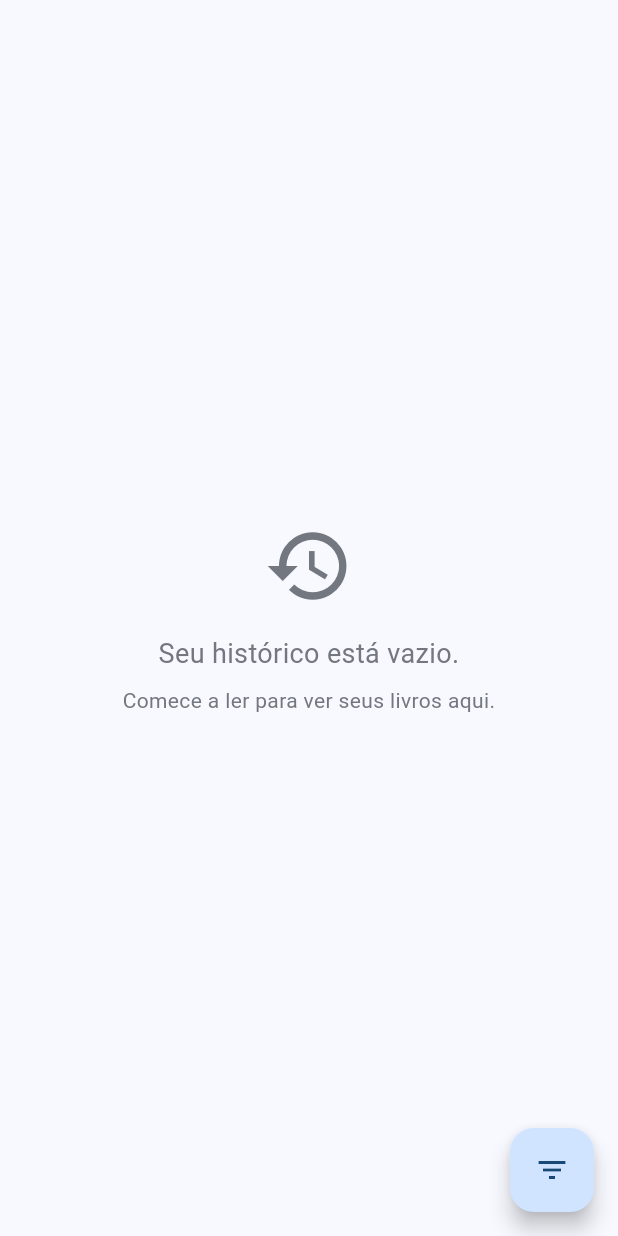
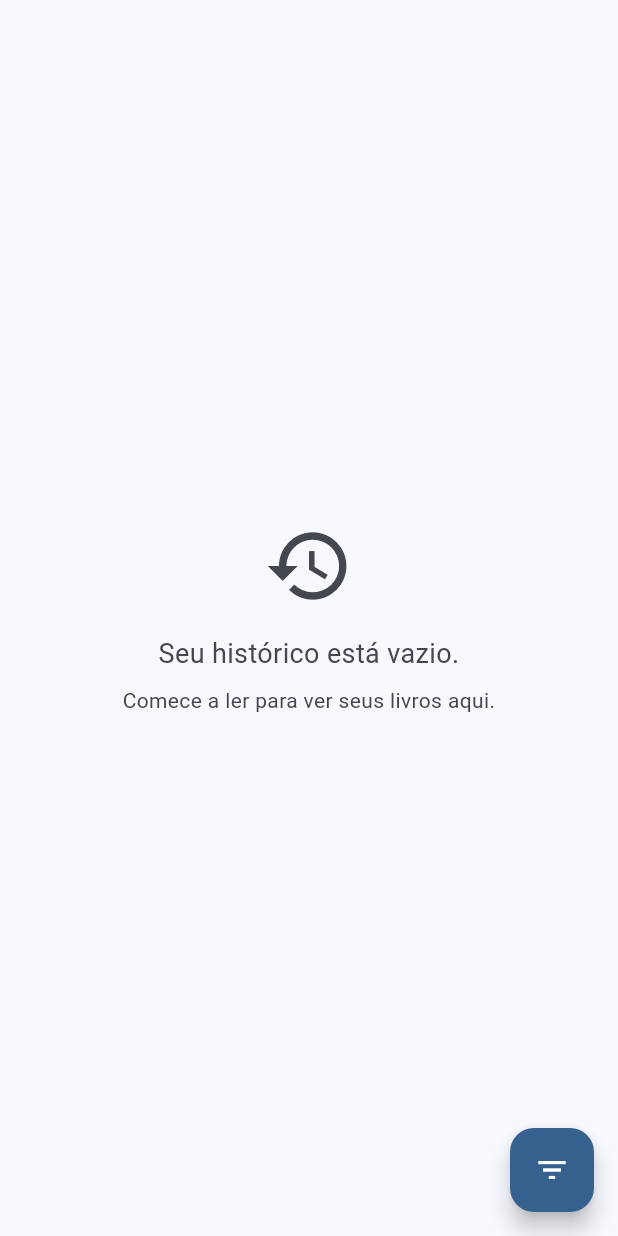
Before and after one commit to Luiz-eduardp/akashic_records, a Flutter app: the HistoryScreen screen opened directly, on a phone screen of 412 x 824 dp. Run offline on Flutter 3.47's test engine with Material 3 defaults, Android fonts, the phone set to English and light mode, and no system bars; our stand-ins replace cached_network_image, cookie_jar, dio, flutter_colorpicker, flutter_html, flutter_markdown and 4 more; accounts and stored records are empty; network calls fail.

Commit message:
refactor(history): improve history screen UI
- Updated SnackBar theme consistency.
- Improved filter dialog UI/UX.
- Added refresh indicator to the body.
- Updated empty state visual appeal.
- Improved theming across the screen.

```diff
--- a/lib/screens/history/history_screen.dart
+++ b/lib/screens/history/history_screen.dart
@@ -68,7 +68,13 @@ class _HistoryScreenState extends State<HistoryScreen> {
 
   void _showErrorSnackBar(BuildContext context, String message) {
     ScaffoldMessenger.of(context).showSnackBar(
-      SnackBar(content: Text(message), backgroundColor: Colors.redAccent),
+      SnackBar(
+        content: Text(
+          message,
+          style: TextStyle(color: Theme.of(context).colorScheme.onError),
+        ),
+        backgroundColor: Theme.of(context).colorScheme.error,
+      ),
     );
   }
 
@@ -172,80 +178,121 @@ class _HistoryScreenState extends State<HistoryScreen> {
 
   @override
   Widget build(BuildContext context) {
+    final theme = Theme.of(context);
     return Scaffold(
-      body: _buildBody(),
-      floatingActionButton: _buildFilterButton(),
+      body: RefreshIndicator(
+        onRefresh: _refreshHistory,
+        backgroundColor: theme.colorScheme.surface,
+        color: theme.colorScheme.primary,
+        child: _buildBody(theme),
+      ),
+      floatingActionButton: _buildFilterButton(theme),
     );
   }
 
-  Widget _buildFilterButton() {
+  Widget _buildFilterButton(ThemeData theme) {
     return FloatingActionButton(
       onPressed: () {
-        _showFilterDialog(context);
+        _showFilterDialog(context, theme);
       },
+      backgroundColor: theme.colorScheme.primary,
+      foregroundColor: theme.colorScheme.onPrimary,
       tooltip: 'Filtrar'.translate,
       child: const Icon(Icons.filter_list),
     );
   }
 
-  void _showFilterDialog(BuildContext context) {
+  void _showFilterDialog(BuildContext context, ThemeData theme) {
     showDialog(
       context: context,
       builder: (BuildContext context) {
         return AlertDialog(
-          title: Text('Filtrar por Novel'.translate),
+          backgroundColor: theme.colorScheme.surface,
+          title: Text(
+            'Filtrar por Novel'.translate,
+            style: TextStyle(color: theme.colorScheme.onSurface),
+          ),
           content: SingleChildScrollView(
             child: ListBody(
               children: <Widget>[
                 RadioListTile<String?>(
-                  title: Text('Todas as Novels'.translate),
+                  title: Text(
+                    'Todas as Novels'.translate,
+                    style: TextStyle(color: theme.colorScheme.onSurface),
+                  ),
                   value: null,
                   groupValue: _selectedNovel,
                   onChanged: (String? value) {
                     _updateSelectedNovel(value);
                     Navigator.of(context).pop();
                   },
+                  activeColor: theme.colorScheme.primary,
                 ),
                 ..._availableNovels.map((novel) {
                   return RadioListTile<String?>(
-                    title: Text(novel),
+                    title: Text(
+                      novel,
+                      style: TextStyle(color: theme.colorScheme.onSurface),
+                    ),
                     value: novel,
                     groupValue: _selectedNovel,
                     onChanged: (String? value) {
                       _updateSelectedNovel(value);
                       Navigator.of(context).pop();
                     },
+                    activeColor: theme.colorScheme.primary,
                   );
                 }),
               ],
             ),
           ),
+          actions: <Widget>[
+            TextButton(
+              child: Text(
+                'Fechar'.translate,
+                style: TextStyle(color: theme.colorScheme.onSurface),
+              ),
+              onPressed: () {
+                Navigator.of(context).pop();
+              },
+            ),
+          ],
         );
       },
     );
   }
 
-  Widget _buildBody() {
+  Widget _buildBody(ThemeData theme) {
     if (_isLoading) {
-      return const Center(child: CircularProgressIndicator());
+      return Center(
+        child: CircularProgressIndicator(
+          valueColor: AlwaysStoppedAnimation<Color>(theme.colorScheme.primary),
+        ),
+      );
     }
 
     if (_history.isEmpty) {
-      return Center(
+      return LayoutBuilder(
+        builder: (BuildContext context, BoxConstraints constraints) {
+          return SingleChildScrollView(
+            physics: const AlwaysScrollableScrollPhysics(),
+            child: ConstrainedBox(
+              constraints: BoxConstraints(minHeight: constraints.maxHeight),
+              child: Center(
                 child: Column(
                   mainAxisAlignment: MainAxisAlignment.center,
                   children: [
                     Icon(
                       Icons.history,
                       size: 60,
-              color: Theme.of(context).colorScheme.outline,
+                      color: theme.colorScheme.onSurfaceVariant,
                     ),
                     const SizedBox(height: 16),
                     Text(
                       'Seu histórico está vazio.'.translate,
                       style: TextStyle(
                         fontSize: 18,
-                color: Theme.of(context).colorScheme.outline,
+                        color: theme.colorScheme.onSurfaceVariant,
                       ),
                       textAlign: TextAlign.center,
                     ),
@@ -254,29 +301,29 @@ class _HistoryScreenState extends State<HistoryScreen> {
                       'Comece a ler para ver seus livros aqui.'.translate,
                       style: TextStyle(
                         fontSize: 14,
-                color: Theme.of(context).colorScheme.outline,
+                        color: theme.colorScheme.onSurfaceVariant,
                       ),
                       textAlign: TextAlign.center,
                     ),
                   ],
                 ),
+              ),
+            ),
+          );
+        },
       );
     }
 
     return Column(
       children: [
-        _buildMetricsWidget(),
+        _buildMetricsWidget(theme),
         Expanded(
-          child: RefreshIndicator(
-            onRefresh: _refreshHistory,
-            color: Theme.of(context).colorScheme.secondary,
-            backgroundColor: Theme.of(context).colorScheme.surface,
           child: ListView.separated(
             padding: const EdgeInsets.all(8),
             itemCount: _history.length,
             separatorBuilder:
                 (context, index) =>
-                      const Divider(height: 1, color: Colors.grey),
+                    Divider(height: 1, color: theme.dividerColor),
             itemBuilder: (context, index) {
               final item = _history[index];
               return HistoryCardWidget(
@@ -296,12 +343,11 @@ class _HistoryScreenState extends State<HistoryScreen> {
             },
           ),
         ),
-        ),
       ],
     );
   }
 
-  Widget _buildMetricsWidget() {
+  Widget _buildMetricsWidget(ThemeData theme) {
     int totalChaptersRead = _history.length;
 
     Map<String, int> novelChapterCounts = {};
@@ -322,6 +368,9 @@ class _HistoryScreenState extends State<HistoryScreen> {
 
     return Card(
       margin: const EdgeInsets.all(8.0),
+      color: theme.colorScheme.surface,
+      elevation: 1,
+      shape: RoundedRectangleBorder(borderRadius: BorderRadius.circular(12)),
       child: Padding(
         padding: const EdgeInsets.all(16.0),
         child: Column(
@@ -329,11 +378,19 @@ class _HistoryScreenState extends State<HistoryScreen> {
           children: [
             Text(
               'Estatísticas de Leitura'.translate,
-              style: Theme.of(context).textTheme.titleLarge,
+              style: theme.textTheme.titleLarge?.copyWith(
+                color: theme.colorScheme.onSurface,
+              ),
             ),
             const SizedBox(height: 10),
-            Text('Total de Capítulos Lidos: $totalChaptersRead'),
-            Text('Novel Mais Lida: $mostReadNovel'),
+            Text(
+              'Total de Capítulos Lidos: $totalChaptersRead',
+              style: TextStyle(color: theme.colorScheme.onSurfaceVariant),
+            ),
+            Text(
+              'Novel Mais Lida: $mostReadNovel',
+              style: TextStyle(color: theme.colorScheme.onSurfaceVariant),
+            ),
           ],
         ),
       ),
```
Lines whose indentation alone changed are shown as unchanged.
